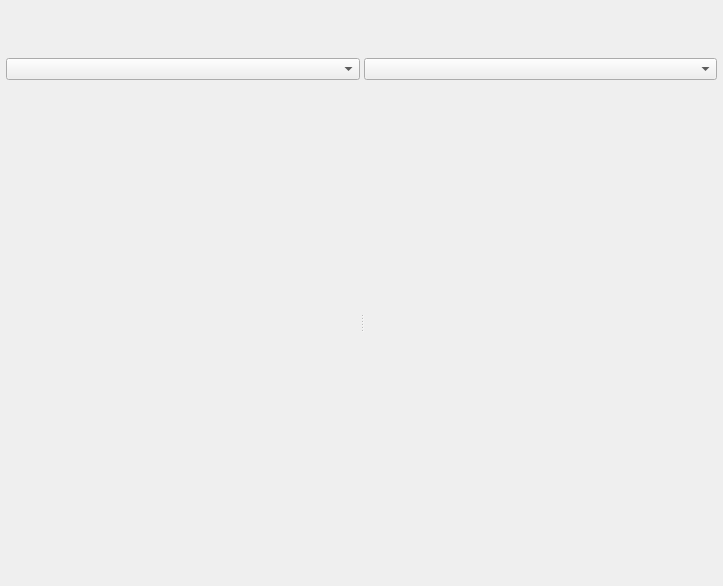
Before: the Qt Designer form src/Editor/EditorMainScreen.ui in RemotelyChaotic/JOIPEngine, drawn with Qt 5.
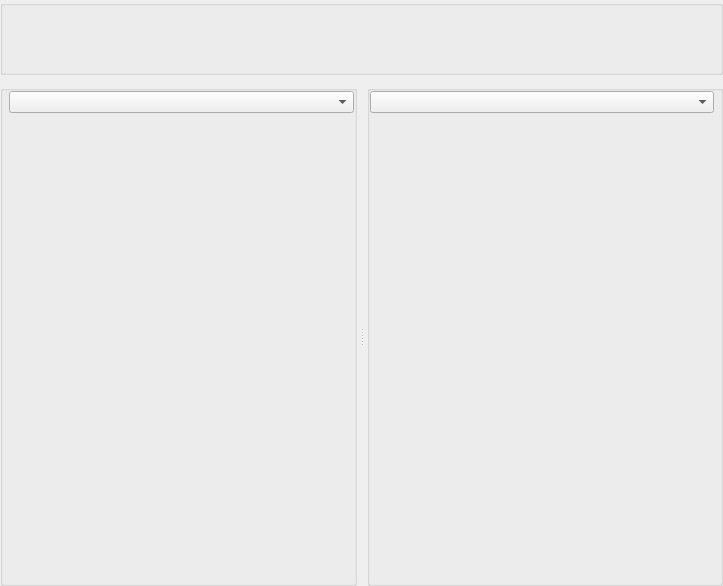
After: the same form once the commit is applied. Custom widgets are drawn as their Qt base class.

```diff
--- a/src/Editor/EditorMainScreen.ui
+++ b/src/Editor/EditorMainScreen.ui
@@ -61,7 +61,10 @@
         <property name="orientation">
          <enum>Qt::Horizontal</enum>
         </property>
-        <widget class="QWidget" name="widget" native="true">
+        <property name="handleWidth">
+         <number>10</number>
+        </property>
+        <widget class="QGroupBox" name="groupBox">
          <property name="sizePolicy">
           <sizepolicy hsizetype="Preferred" vsizetype="Expanding">
            <horstretch>0</horstretch>
@@ -123,7 +126,7 @@
           </item>
          </layout>
         </widget>
-        <widget class="QWidget" name="widget_2" native="true">
+        <widget class="QGroupBox" name="groupBox_2">
          <property name="sizePolicy">
           <sizepolicy hsizetype="Preferred" vsizetype="Expanding">
            <horstretch>0</horstretch>
@@ -191,6 +194,12 @@
     </widget>
    </item>
    <item row="0" column="0">
+    <widget class="QGroupBox" name="groupBox_3">
+     <property name="title">
+      <string/>
+     </property>
+     <layout class="QHBoxLayout" name="horizontalLayout">
+      <item>
     <widget class="CEditorActionBar" name="pProjectActionBar" native="true">
      <property name="sizePolicy">
       <sizepolicy hsizetype="Preferred" vsizetype="Fixed">
@@ -210,6 +219,9 @@
        <height>48</height>
       </size>
      </property>
+       </widget>
+      </item>
+     </layout>
     </widget>
    </item>
   </layout>
```
Lines whose indentation alone changed are shown as unchanged.
